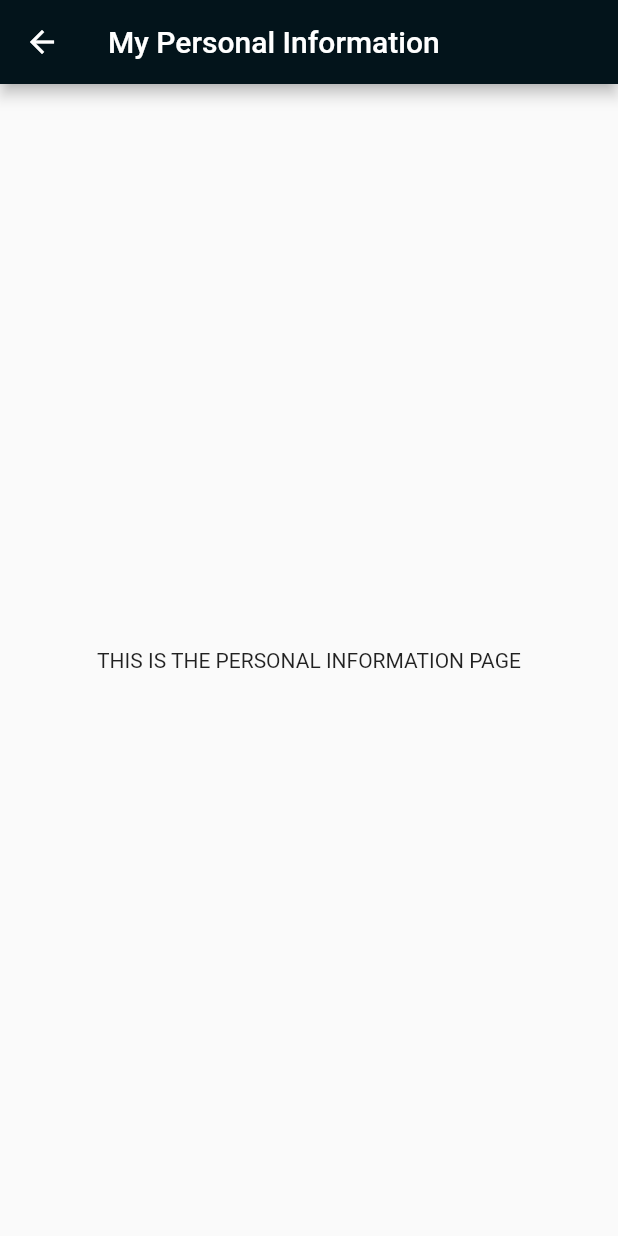
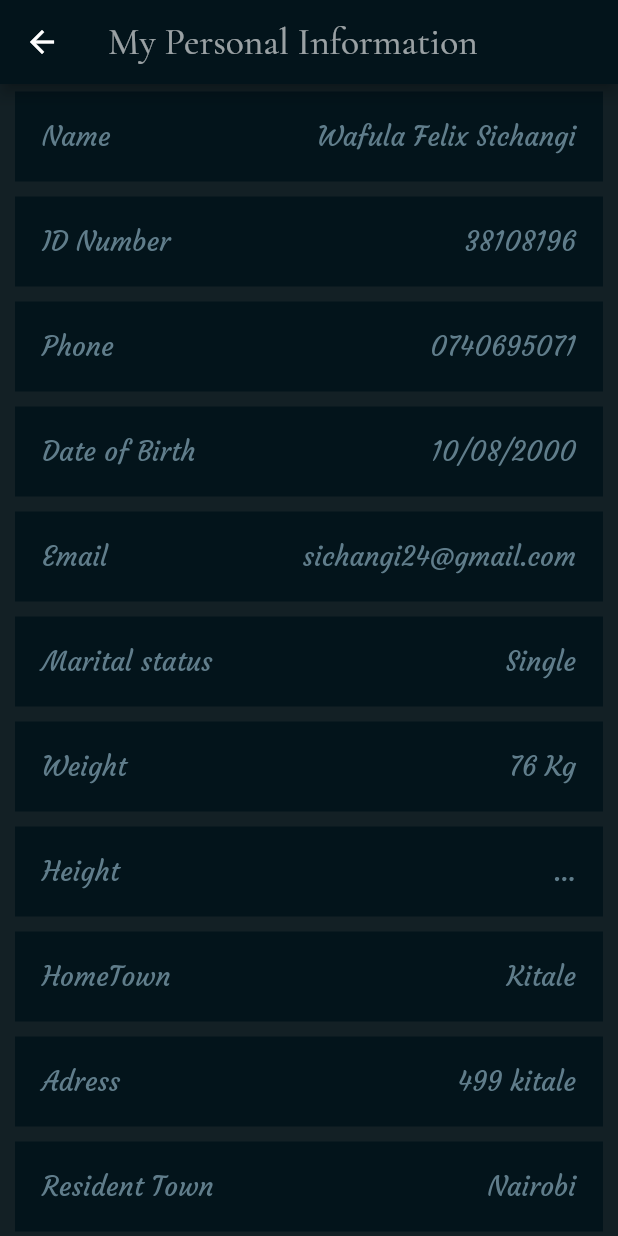
Before and after one commit to SichangiFelix/It-is-I, a Flutter app: the screen it shows after launch, after a tap on the "arrow forward ios" icon, on a phone screen of 412 x 824 dp. Run offline on Flutter 3.47's test engine with Material 2 defaults, Android fonts, the phone set to English and light mode, and no system bars.

Commit message:
worked on the personal information page

```diff
--- a/it_is_i/lib/bioInfoPage.dart
+++ b/it_is_i/lib/bioInfoPage.dart
@@ -1,18 +1,73 @@
 import 'package:flutter/material.dart';
+import 'package:it_is_i/constants.dart';
 
 class BioInformation extends StatelessWidget {
   @override
   Widget build(BuildContext context) {
     return Scaffold(
+      backgroundColor: Color(0xff132025),
       appBar: AppBar(
-        title: Text('My Personal Information'),
+        title: Text(
+          'My Personal Information',
+          style: kPageTitle,
+        ),
         backgroundColor: Color(0xff03141b),
       ),
       body: SafeArea(
         child: Center(
-          child: Text('THIS IS THE PERSONAL INFORMATION PAGE'),
+          child: SingleChildScrollView(
+            child: Column(
+              children: [
+                BioInfoTabs(identifier: 'Name', value: 'Wafula Felix Sichangi'),
+                BioInfoTabs(identifier: 'ID Number', value: '38108196'),
+                BioInfoTabs(identifier: 'Phone', value: '0740695071'),
+                BioInfoTabs(identifier: 'Date of Birth', value: '10/08/2000'),
+                BioInfoTabs(identifier: 'Email', value: 'sichangi24@gmail.com'),
+                BioInfoTabs(identifier: 'Marital status', value: 'Single'),
+                BioInfoTabs(identifier: 'Weight', value: '76 Kg'),
+                BioInfoTabs(identifier: 'Height', value: '...'),
+                BioInfoTabs(identifier: 'HomeTown', value: 'Kitale'),
+                BioInfoTabs(identifier: 'Adress', value: '499 kitale'),
+                BioInfoTabs(identifier: 'Resident Town', value: 'Nairobi'),
+              ],
+            ),
+          ),
         ),
       ),
     );
   }
 }
+
+//the tab for repeat
+class BioInfoTabs extends StatelessWidget {
+  BioInfoTabs({required this.identifier, required this.value});
+
+  //variables am using to pass unique values for each tab used
+  final String identifier, value;
+
+  @override
+  Widget build(BuildContext context) {
+    return Container(
+      color: Color(0xff03141b),
+      padding: EdgeInsets.all(2.0),
+      margin: EdgeInsets.symmetric(vertical: 5.0, horizontal: 10.0),
+      child: ListTile(
+        leading: Text(
+          identifier,
+          style: kBioText,
+        ),
+        trailing: Text(
+          value,
+          style: kBioText,
+        ),
+      ),
+    );
+  }
+}
+
+//constants for styling the text on this page
+const kBioText = TextStyle(
+  fontFamily: 'Courgette',
+  fontSize: 18.0,
+  color: Colors.blueGrey,
+);
--- a/it_is_i/lib/constants.dart
+++ b/it_is_i/lib/constants.dart
@@ -3,15 +3,20 @@ import 'package:flutter/material.dart';
 const kAvatarTitle = TextStyle(
   fontSize: 20.0,
   fontWeight: FontWeight.w700,
-  color: Colors.white,
+  color: Colors.white70,
 );
 const kContactInfo = TextStyle(
   fontSize: 13.0,
   fontWeight: FontWeight.w400,
-  color: Colors.white,
+  color: Colors.white70,
 );
 const kSelectiveCards = TextStyle(
   fontSize: 15.0,
   fontWeight: FontWeight.w400,
-  color: Colors.white,
+  color: Colors.white70,
 );
+const kPageTitle = TextStyle(
+  fontFamily: 'Cormorant Garamond',
+  color: Colors.white60,
+  fontSize: 25.0,
+);
--- a/it_is_i/lib/home.dart
+++ b/it_is_i/lib/home.dart
@@ -8,7 +8,10 @@ class Home extends StatelessWidget {
   Widget build(BuildContext context) {
     return Scaffold(
       appBar: AppBar(
-        title: Text('My Portfolio'),
+        title: Text(
+          'My Portfolio',
+          style: kPageTitle,
+        ),
         backgroundColor: Color(0xff03141b),
       ),
       backgroundColor: Color(0xff132025),
```
Also changed, not shown: it_is_i/lib/achievementsPage.dart (+6 -1 lines), it_is_i/lib/certificationPage.dart (+6 -1 lines), it_is_i/lib/educationPage.dart (+6 -1 lines), it_is_i/lib/employmentPage.dart (+6 -1 lines), it_is_i/lib/hobbiesPage.dart (+6 -1 lines), it_is_i/pubspec.yaml (+8 -12 lines), it_is_i/fonts/CormorantGaramond-Medium.ttf (added), it_is_i/fonts/Courgette-Regular.ttf (added).
